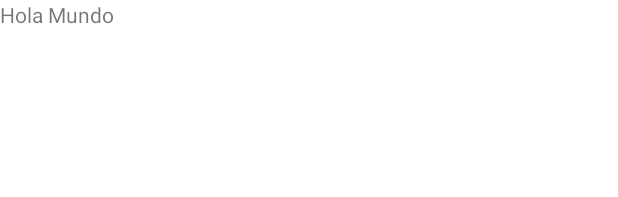
After one commit to elicasama/cripto-visor, an Android app: the layout activity_moneda.xml on its own in the app's theme, with its tools: preview values and no code run, on a phone screen of 412 x 824 dp. The commit adds this screen. Shown: the top 197 px of the screen. Run offline under Robolectric (Android 15) with nearby library versions, the phone set to English and light mode, and no system bars.

Commit message:
Podemos navegar dentro de un item_moneda

```diff
--- a/app/src/main/AndroidManifest.xml
+++ b/app/src/main/AndroidManifest.xml
@@ -18,7 +18,7 @@
                 <category android:name="android.intent.category.LAUNCHER" />
             </intent-filter>
         </activity>
-        <activity android:name=".activities.FiltrosActivity">
+        <activity android:name=".activities.MonedaActivity">
         </activity>
     </application>
 
--- a/app/src/main/java/com/example/visor/activities/MainActivity.kt
+++ b/app/src/main/java/com/example/visor/activities/MainActivity.kt
@@ -1,5 +1,6 @@
 package com.example.visor.activities
 
+import android.content.Intent
 import android.os.Bundle
 import android.view.View
 import androidx.appcompat.app.AppCompatActivity
@@ -32,7 +33,9 @@ class MainActivity : BaseActivity(R.layout.activity_main) {
             view.etiqueta_variacion.setTextColor(resources.getColor(
                 if (moneda.estaEnAlza()) R.color.alza else R.color.baja
             ))
-
+            view.contenedor_moneda.setOnClickListener(){
+                startActivity( Intent(this, MonedaActivity::class.java))
+            }
         }
 
         lista_monedas.setup(adapter)
--- /dev/null
+++ b/app/src/main/res/layout/activity_moneda.xml
@@ -0,0 +1,17 @@
+<?xml version="1.0" encoding="utf-8"?>
+<LinearLayout xmlns:android="http://schemas.android.com/apk/res/android"
+    android:layout_width="match_parent"
+    android:layout_height="match_parent"
+    android:orientation="vertical"
+    >
+        <TextView
+            android:id="@+id/label"
+            android:layout_width="match_parent"
+            android:layout_height="match_parent"
+            android:text="Hola Mundo">
+
+        </TextView>
+
+
+
+</LinearLayout>
--- a/app/src/main/res/layout/item_moneda.xml
+++ b/app/src/main/res/layout/item_moneda.xml
@@ -4,7 +4,7 @@
     xmlns:android="http://schemas.android.com/apk/res/android"
     xmlns:tools="http://schemas.android.com/tools"
     xmlns:card_view="http://schemas.android.com/apk/res-auto"
-    android:id="@+id/card_view"
+    android:id="@+id/contenedor_moneda"
     android:layout_width="match_parent"
     android:layout_height="wrap_content"
     card_view:cardCornerRadius="4dp"
```
Also changed, not shown: app/src/main/java/com/example/visor/activities/MonedaActivity.kt (added, +11 -0 lines).
